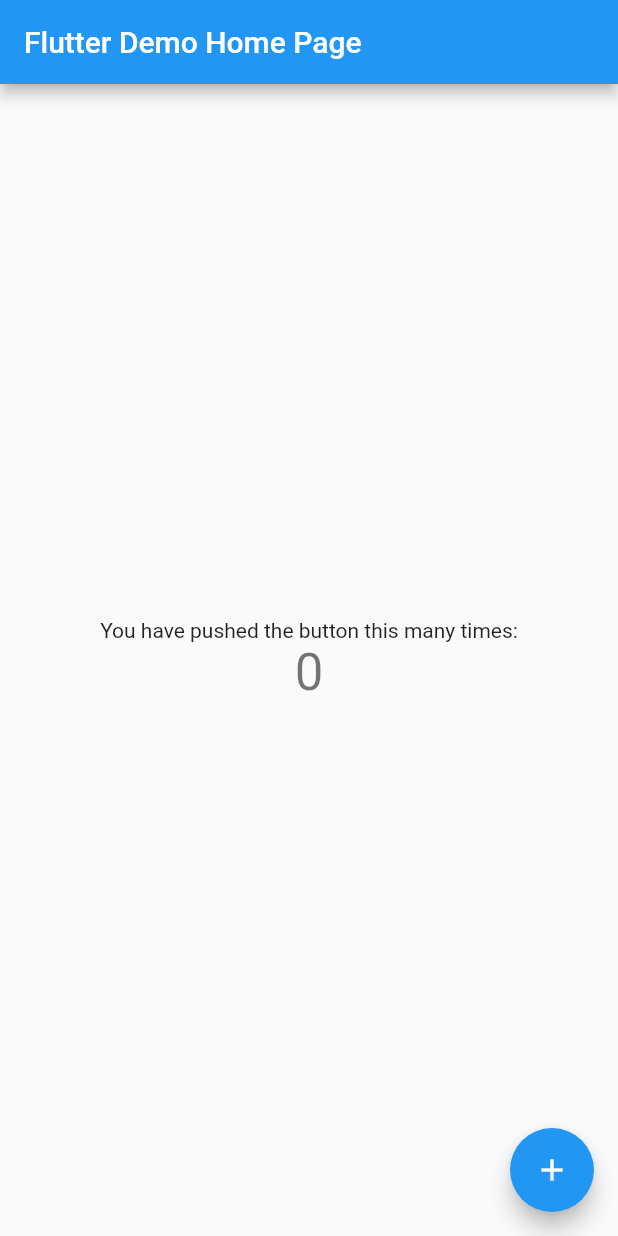
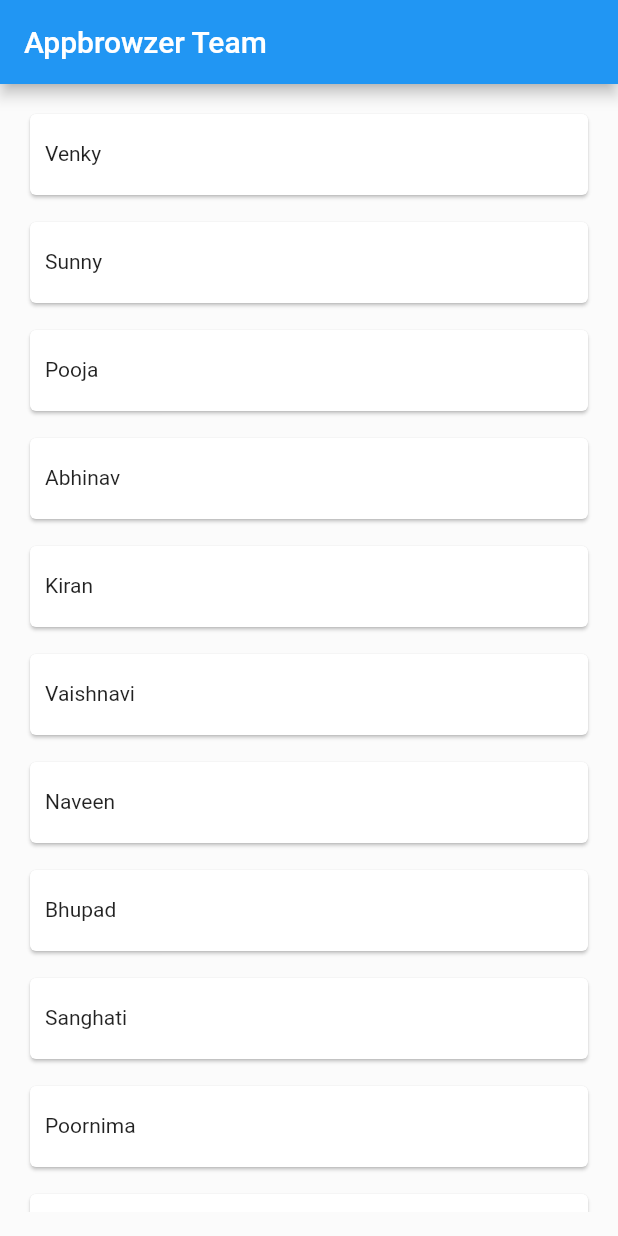
Before and after one commit to poojadeshpande91/flutter, a Flutter app: the screen it shows after launch, on a phone screen of 412 x 824 dp. Run offline on Flutter 3.47's test engine with Material 2 defaults, Android fonts, the phone set to English and light mode, and no system bars.

Commit message:
Simple listview

```diff
--- a/lib/main.dart
+++ b/lib/main.dart
@@ -1,111 +1,62 @@
 import 'package:flutter/material.dart';
 
-void main() => runApp(MyApp());
+void main() {
+  List<String> notes = [
+    "Venky",
+    "Sunny",
+    "Pooja",
+    "Abhinav",
+    "Kiran",
+    "Vaishnavi",
+    "Naveen",
+    "Bhupad",
+    "Sanghati",
+    "Poornima",
+    "Lakshmi",
+    "Santosh",
+    "Prakash",
+    "Sakti"
+  ];
 
-class MyApp extends StatelessWidget {
-  // This widget is the root of your application.
+  runApp(MaterialApp(
+    home: Scaffold(
+      appBar: AppBar(
+        title: Text("Appbrowzer Team"),
+      ),
+      body: Container(
+          color: Colors.white10,
+          padding: EdgeInsets.all(16.0),
+          child: HomePage(notes)
+      ),
+    ),
+  ));
+}
+
+class HomePage extends StatelessWidget {
+  final List<String> notes;
+
+  HomePage(this.notes);
+
   @override
   Widget build(BuildContext context) {
-    return MaterialApp(
-      title: 'Flutter Demo',
-      theme: ThemeData(
-        // This is the theme of your application.
-        //
-        // Try running your application with "flutter run". You'll see the
-        // application has a blue toolbar. Then, without quitting the app, try
-        // changing the primarySwatch below to Colors.green and then invoke
-        // "hot reload" (press "r" in the console where you ran "flutter run",
-        // or simply save your changes to "hot reload" in a Flutter IDE).
-        // Notice that the counter didn't reset back to zero; the application
-        // is not restarted.
-        primarySwatch: Colors.blue,
-      ),
-      home: MyHomePage(title: 'Flutter Demo Home Page'),
+    //TODO build ListView here
+    return ListView.builder(
+      itemCount: notes.length,
+      itemBuilder: (context, pos) {
+        return Padding(
+            padding: EdgeInsets.only(bottom: 10.0),
+            child: Card(
+              color: Colors.white,
+              child: Padding(
+                padding: EdgeInsets.symmetric(vertical: 20.0, horizontal: 10.0),
+                child: Text(notes[pos], style: TextStyle(
+                  fontSize: 14.0,
+                  height: 1,
+                ),),
+              ),
+            )
+        );
+      },
     );
   }
 }
-
-class MyHomePage extends StatefulWidget {
-  MyHomePage({Key key, this.title}) : super(key: key);
-
-  // This widget is the home page of your application. It is stateful, meaning
-  // that it has a State object (defined below) that contains fields that affect
-  // how it looks.
-
-  // This class is the configuration for the state. It holds the values (in this
-  // case the title) provided by the parent (in this case the App widget) and
-  // used by the build method of the State. Fields in a Widget subclass are
-  // always marked "final".
-
-  final String title;
-
-  @override
-  _MyHomePageState createState() => _MyHomePageState();
-}
-
-class _MyHomePageState extends State<MyHomePage> {
-  int _counter = 0;
-
-  void _incrementCounter() {
-    setState(() {
-      // This call to setState tells the Flutter framework that something has
-      // changed in this State, which causes it to rerun the build method below
-      // so that the display can reflect the updated values. If we changed
-      // _counter without calling setState(), then the build method would not be
-      // called again, and so nothing would appear to happen.
-      _counter++;
-    });
-  }
-
-  @override
-  Widget build(BuildContext context) {
-    // This method is rerun every time setState is called, for instance as done
-    // by the _incrementCounter method above.
-    //
-    // The Flutter framework has been optimized to make rerunning build methods
-    // fast, so that you can just rebuild anything that needs updating rather
-    // than having to individually change instances of widgets.
-    return Scaffold(
-      appBar: AppBar(
-        // Here we take the value from the MyHomePage object that was created by
-        // the App.build method, and use it to set our appbar title.
-        title: Text(widget.title),
-      ),
-      body: Center(
-        // Center is a layout widget. It takes a single child and positions it
-        // in the middle of the parent.
-        child: Column(
-          // Column is also a layout widget. It takes a list of children and
-          // arranges them vertically. By default, it sizes itself to fit its
-          // children horizontally, and tries to be as tall as its parent.
-          //
-          // Invoke "debug painting" (press "p" in the console, choose the
-          // "Toggle Debug Paint" action from the Flutter Inspector in Android
-          // Studio, or the "Toggle Debug Paint" command in Visual Studio Code)
-          // to see the wireframe for each widget.
-          //
-          // Column has various properties to control how it sizes itself and
-          // how it positions its children. Here we use mainAxisAlignment to
-          // center the children vertically; the main axis here is the vertical
-          // axis because Columns are vertical (the cross axis would be
-          // horizontal).
-          mainAxisAlignment: MainAxisAlignment.center,
-          children: <Widget>[
-            Text(
-              'You have pushed the button this many times:',
-            ),
-            Text(
-              '$_counter',
-              style: Theme.of(context).textTheme.display1,
-            ),
-          ],
-        ),
-      ),
-      floatingActionButton: FloatingActionButton(
-        onPressed: _incrementCounter,
-        tooltip: 'Increment',
-        child: Icon(Icons.add),
-      ), // This trailing comma makes auto-formatting nicer for build methods.
-    );
-  }
-}
```
